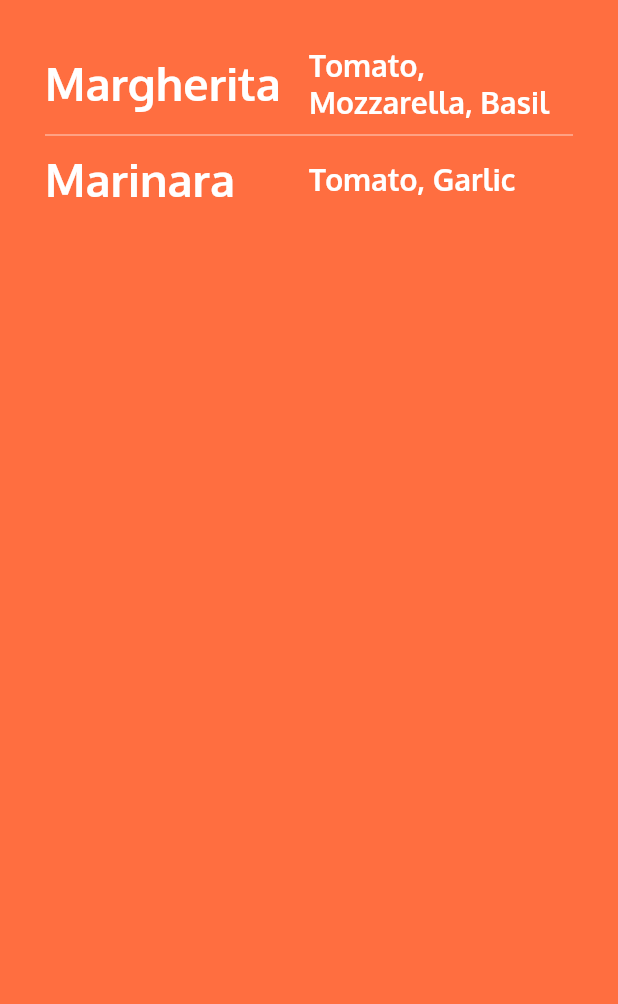
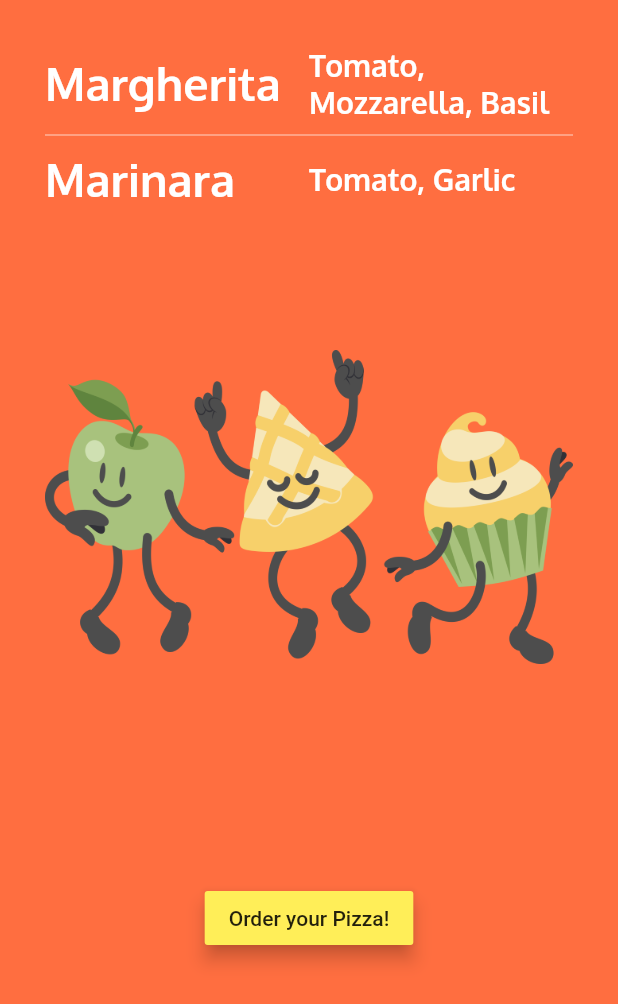
Before and after one commit to ChidiChuks/app_widgets, a Flutter app: the screen it shows after launch, on a phone screen of 412 x 824 dp. Shown: the top 1004 px of the screen. Run offline on Flutter 3.47's test engine with Material 2 defaults, Android fonts, the phone set to English and light mode, and no system bars.

Commit message:
creating a reaised button with an alert

```diff
--- a/lib/ui/home.dart
+++ b/lib/ui/home.dart
@@ -40,7 +40,6 @@ class Home extends StatelessWidget {
                 ),
               ],
             ),
-
             Divider(
               height: 20.0,
               color: Colors.white70,
@@ -75,12 +74,57 @@ class Home extends StatelessWidget {
                 ),
               ],
             ),
+            PizzaImageWidget(),
+            OrderButton(),
           ],
         ),
-        /* width: 192.0,
-        height: 96.0,
-        margin: EdgeInsets.only(left:50.0), */
       ),
     );
   }
 }
+
+class PizzaImageWidget extends StatelessWidget {
+  @override
+  Widget build(BuildContext context) {
+    AssetImage pizzaAsset =
+        AssetImage('images/dancing-gifs-transparent-20.png');
+    Image image = Image(
+      image: pizzaAsset,
+      width: 400.0,
+      height: 400.0,
+    );
+    return Container(
+      child: image,
+    );
+  }
+}
+
+class OrderButton extends StatelessWidget {
+  @override
+  Widget build(BuildContext context) {
+    var button = Container(
+      margin: EdgeInsets.only(top: 50.0),
+      child: RaisedButton(
+        child: Text("Order your Pizza!"),
+        color: Colors.yellow[400],
+        elevation: 5.0,
+        onPressed: () {
+          order(context);
+        },
+      ),
+    );
+    return button;
+  }
+
+  void order(BuildContext context) {
+    var alert = AlertDialog(
+      title: Text("Order Completed"),
+      content: Text("Thanks for your order"),
+    );
+    showDialog(
+        context: context,
+        builder: (BuildContext context) {
+          return alert;
+        });
+  }
+}
--- a/pubspec.yaml
+++ b/pubspec.yaml
@@ -41,8 +41,8 @@ flutter:
   uses-material-design: true
 
   # To add assets to your application, add an assets section, like this:
-  # assets:
-  #  - images/a_dot_burr.jpeg
+  assets:
+   - images/dancing-gifs-transparent-20.png
   #  - images/a_dot_ham.jpeg
 
   # An image asset can refer to one or more resolution-specific "variants", see
```
